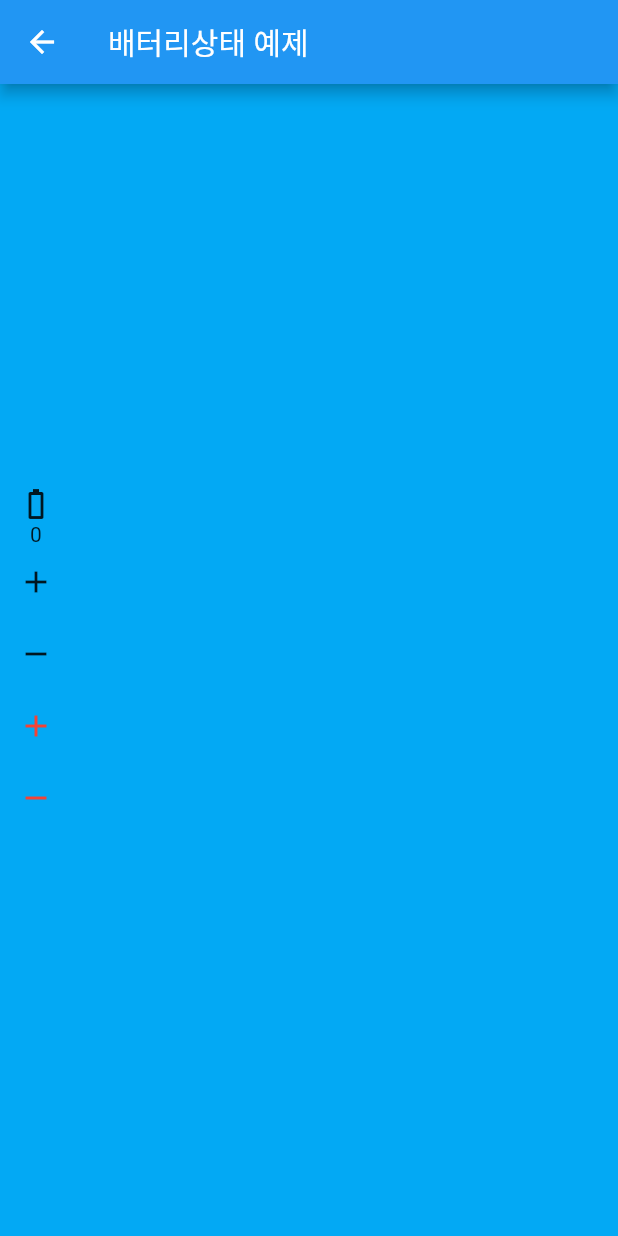
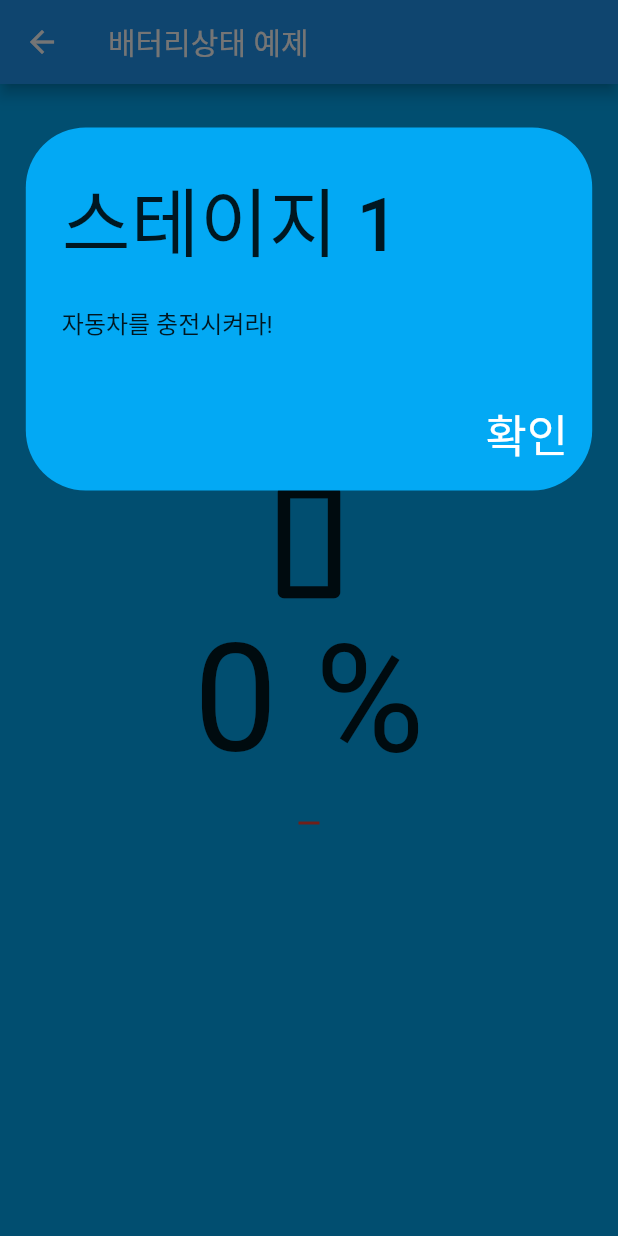
Before and after one commit to tnvchdql0255/Sensor_game, a Flutter app: the StageL1 screen opened directly, on a phone screen of 412 x 824 dp. Run offline on Flutter 3.47's test engine with Material 2 defaults, Android fonts, the phone set to English and light mode, and no system bars; our stand-ins replace battery_plus, sqflite; accounts and stored records are empty.

Commit message:
commonUI 구현(힌트창은 미구현)

```diff
--- a/lib/stage/stage_L_1.dart
+++ b/lib/stage/stage_L_1.dart
@@ -1,6 +1,7 @@
 import 'dart:async';
 import 'package:battery_plus/battery_plus.dart';
 import 'package:flutter/material.dart';
+import 'package:sensor_game/common_ui/start.dart';
 import 'package:sensor_game/service/db_manager.dart';
 import 'package:sqflite/sqflite.dart';
 
@@ -12,27 +13,38 @@ class StageL1 extends StatefulWidget {
 }
 
 class _Stage1State extends State<StageL1> {
+  PopUps popUps = const PopUps(startMessage: "스테이지 1", quest: "자동차를 충전시켜라!");
   DBHelper dbHelper = DBHelper();
   late final Database db;
   void getDB() async {
     db = await dbHelper.db;
   }
 
-  String _batteryStatus = "CurrentStatus";
   Icon currentValue = const Icon(Icons.battery_6_bar);
   BatteryState? _batteryState;
   final Battery _battery = Battery();
   late Timer timer;
+  // ignore: unused_field
   StreamSubscription<BatteryState>? _batteryStateSubscription;
   int persentage = 0;
+
   @override
   void initState() {
     super.initState();
+    initStage();
+    _batteryStateSubscription = _battery.onBatteryStateChanged.listen((status) {
+      _batteryState = status;
+    });
+    //해당 메서드 안에 팝업 메서드를 넣어야 정상적으로 실행됨 (위젯트리 로딩 이후에 실행되어야 하기 때문)
+    WidgetsBinding.instance.addPostFrameCallback((_) {
+      popUps.showStartMessage(context);
+    });
+  }
+
+  void initStage() {
+    persentage = 0;
     timer = Timer.periodic(const Duration(seconds: 1), (timer) {
       getBatteryStatus();
-    });
-    _batteryStateSubscription = _battery.onBatteryStateChanged.listen((status) {
-      _batteryState = status;
     });
   }
 
@@ -46,22 +58,37 @@ class _Stage1State extends State<StageL1> {
     setState(() {
       switch (_batteryState) {
         case BatteryState.full:
-          currentValue = const Icon(Icons.battery_charging_full);
-          persentage++;
+          currentValue = const Icon(Icons.battery_charging_full, size: 100);
+          persentage = persentage + 5;
           break;
         case BatteryState.charging:
-          currentValue = const Icon(Icons.battery_charging_full);
-          persentage++;
+          currentValue = const Icon(Icons.battery_charging_full, size: 100);
+          persentage = persentage + 5;
           break;
         case BatteryState.discharging:
-          currentValue = const Icon(Icons.battery_0_bar);
+          currentValue = const Icon(Icons.battery_0_bar, size: 100);
           break;
         case BatteryState.unknown:
-          _batteryStatus = "unknown";
+          currentValue = const Icon(Icons.battery_0_bar, size: 100);
           break;
         default:
-          currentValue = const Icon(Icons.battery_0_bar);
+          currentValue = const Icon(Icons.battery_0_bar, size: 100);
           break;
+      }
+      if (persentage == 100) {
+        timer.cancel();
+        popUps.showClearedMessage(context).then((value) {
+          if (value == 1) {
+            //다시하기 버튼 코드
+            initStage();
+            setState(() {});
+          }
+          if (value == 2) {
+            //메뉴 버튼 코드
+          }
+          dbHelper.changeIsAccessible(2, true);
+          dbHelper.changeIsCleared(1, true);
+        });
       }
     });
   }
@@ -73,36 +100,54 @@ class _Stage1State extends State<StageL1> {
       appBar: AppBar(
         title: const Text("배터리상태 예제"),
       ),
-      body: Column(
+      body: Row(
+        mainAxisAlignment: MainAxisAlignment.center,
+        children: [
+          Column(
             mainAxisAlignment: MainAxisAlignment.center,
             children: [
               currentValue,
-          Text("$persentage"),
-          IconButton(
-              onPressed: () async {
-                dbHelper.changeIsCleared(1, true);
-              },
-              icon: const Icon(Icons.add)),
-          IconButton(
-              onPressed: () async {
-                dbHelper.changeIsCleared(1, false);
-              },
-              icon: const Icon(Icons.remove)),
-          IconButton(
-              onPressed: () async {
-                dbHelper.changeIsAccessible(2, true);
-              },
-              icon: const Icon(
-                Icons.add,
-                color: Colors.red,
-              )),
+              Text(
+                "$persentage %",
+                style: const TextStyle(fontSize: 100),
+              ),
               IconButton(
                   onPressed: () async {
                     dbHelper.changeIsAccessible(2, false);
                   },
                   icon: const Icon(Icons.remove, color: Colors.red)),
             ],
+          )
+        ],
       ),
     );
   }
 }
+
+
+// IconButton(
+//               onPressed: () async {
+//                 dbHelper.changeIsCleared(1, true);
+//               },
+//               icon: const Icon(Icons.add)),
+//           IconButton(
+//               onPressed: () async {
+//                 dbHelper.changeIsCleared(1, false);
+//               },
+//               icon: const Icon(Icons.remove)),
+//           IconButton(
+//               onPressed: () async {
+//                 dbHelper.changeIsAccessible(2, true);
+//               },
+//               icon: const Icon(
+//                 Icons.add,
+//                 color: Colors.red,
+//               )),
+//           IconButton(
+//               onPressed: () async {
+//                 dbHelper.changeIsAccessible(2, false);
+//               },
+//               icon: const Icon(
+//                 Icons.remove,
+//                 color: Colors.red,
+//               )),
--- a/개발노트.txt
+++ b/개발노트.txt
@@ -50,3 +50,37 @@ isAccessible로 바꾸면?
 -해당 스테이트는 클래스에서 직접 context 형태로 넘겨주게되면 context hell(RN props hell과 동일한 문제) 이 확정이므로
 state 관리 패키지를 사용해야 할것임
 해당 기능을 코어기술 이후 추가로 개발할것인지, 아니면 코어기술과 병행해 코드를 작성할것인지 생각해 봐야함
+
+0401 게임스테이지 공통 UI 개발
+원래는 모든 상태별로 클래스를 만들어 구현하려 했으나 불필요하다고 판단함
+하나의 클래스에 전부 몰아서 메서드 분할 방식으로 구현할 예정
+메서드는 시작 메시지, 힌트창, 실패 창, 성공시 나오는 창
+일부 메서드는 alertDialog로 제작하기 부적합 할 수있으나 일단 시도
+
+만드는 중에 깨달은건 UI 가 매우 보기 안좋다는점
+상단 drawer 로 구현할걸 그랬다..
+
+0402 창별 버튼 기능구현
+성공/실패창에 있는 리로드(다시해보기) 버튼 기능을 어떻게 구현할지?
+-앱 자체를 리빌드 하는것은 안된다
+-스테이지 마다 조건이 다르므로 공통되는 속성을 찾아 메소드화 할수 없다 (공통되는 속성이 없으므로)
+-따라서 성공 창 로드 이후 then 메서드를 통해 스테이지 별 초기화 코드는 직접 어떤 데이터를
+  초기화 할 것인지 작성해야 한다.
+
+
+0402 기능 구현 완료
+그러나 왜인지는 모르겠지만 sqlite에서 bool 타입을 지원 하지 않아도 코드상에서 형변환을 해 자동으로 DB 에 등록하는것으로
+간주하였으나 지금와서 다시 코드를 돌렸을때, 경고메시지가 콘솔창에 뜸
+(Invalid argument true with type bool/Only num, String and Uint8List are supported)
+하지만 제대로 돌아가기는 함.. 필요하다면 나중에 다시 정수값 0이나 1 보내는 방식으로 바꿔야겠음 (데이터베이스쪽 테이블 재구성 해야함)
+-이제 클리어 했을때 메시지가 뜨도록 구현하였음
+-메뉴버튼을 누르면 정상적으로 스테이지 선택창으로 돌아감
+-다시해보기 버튼또한 정상적으로 동작함
+-VM 상의 문제인지 코드 수정이 필요한건지는 모르겠으나, 스테이지 재시작할 경우 chargingState가 충전 이여도 퍼센테이지가 안올라감
+  다시 discharging으로 바꿨다가 charging 으로 바꿔야 올라가는데 확인필요
+모든 스테이지는 showCleardMessage() 메서드 실행후 .then() 메서드를 사용해 다음 행동을 결정할 수 있음
+위에도 설명했듯이 스테이지마다 초기화 해야할 데이터가 다르므로 then 메서드 안에는 각기다른 초기화 코드가 필요함
+다이얼로그창 자체는 나쁘지 않으나 디자인을 변경해야할 것 같음 너무 못생김
+
+힌트창은 다른 창보다 넣어야 할 코드가 더 많으므로  start.dart 에서 작업하지말고 다른데 따로 만들어서 해야할듯함
+아직 힌트창 작업은 안했음
```
Also changed, not shown: lib/common_ui/start.dart (+114 -7 lines). Lines whose indentation alone changed are shown as unchanged.
